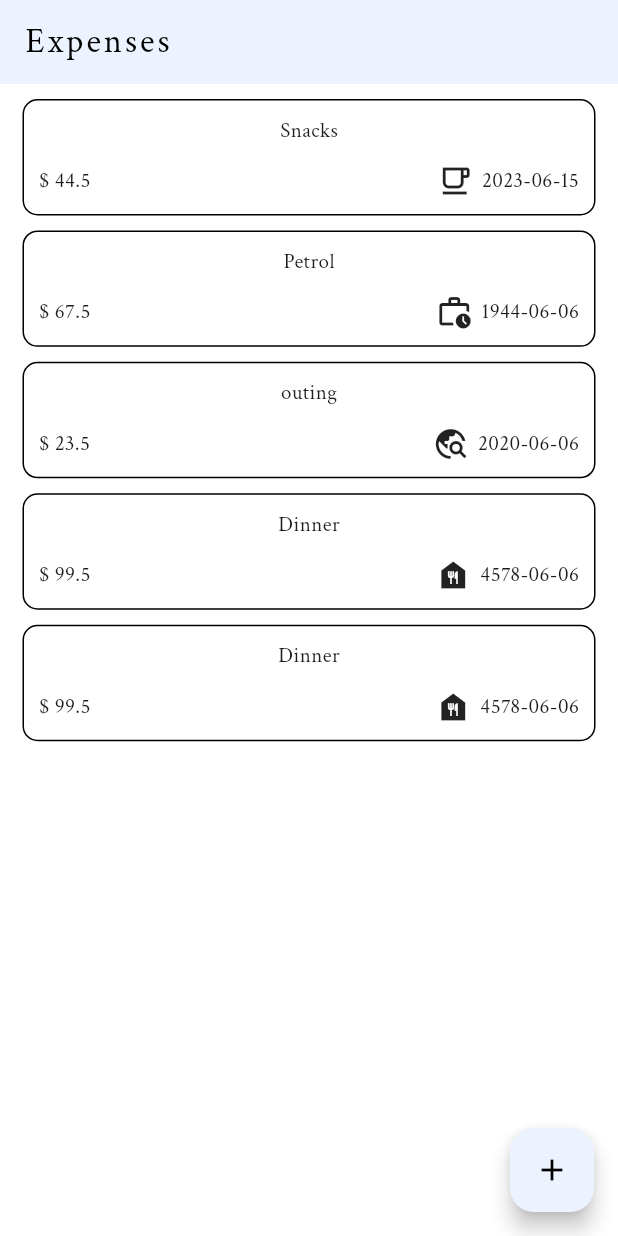
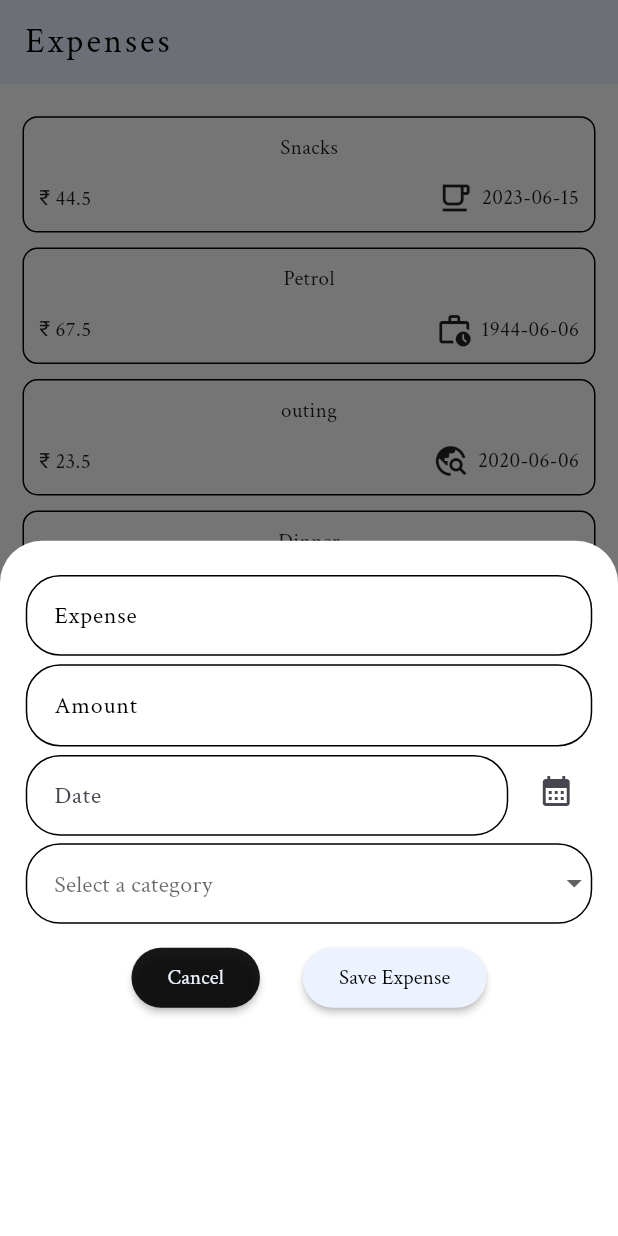
Before and after one commit to YojitSutradhar007/Expense_tracker, a Flutter app: the screen it shows after launch, after a tap on the "add" icon, on a phone screen of 412 x 824 dp. Run offline on Flutter 3.47's test engine with Material 2 defaults, Android fonts, the light colour scheme and no system bars; our stand-ins replace flutter_screenutil, go_router, lottie.

Commit message:
complete add expense feature

```diff
--- a/lib/app/app.dart
+++ b/lib/app/app.dart
@@ -15,7 +15,18 @@ class ExpenseTracker extends StatelessWidget {
       builder: (context, child) {
         return MaterialApp.router(
           theme: ThemeData(
-             useMaterial3: true,
+            useMaterial3: true,
+            /*colorScheme: ColorScheme(onPrimary:, brightness: null,
+                primary: null,
+                secondary: null,
+                onSecondary: null,
+                error: null,
+                onError: null,
+                background: null,
+                onBackground: null,
+                surface: null,
+                onSurface: null),*/
+            primaryColor: ColorManager.rgbWhiteColor,
             appBarTheme: const AppBarTheme(
               elevation: 0,
               color: Color.fromRGBO(236, 242, 254, 1),
--- a/lib/data/expense_data.dart
+++ b/lib/data/expense_data.dart
@@ -1,6 +1,4 @@
-import 'package:flutter/cupertino.dart';
 import 'package:flutter/material.dart';
-
 import '../models/add_expense.dart';
 
   Map<Categories,IconData> icons={
--- a/lib/models/add_expense.dart
+++ b/lib/models/add_expense.dart
@@ -1,8 +1,6 @@
 import 'package:uuid/uuid.dart';
 
 enum Categories { food, travel, leisure, work }
-
-
 
 const uuid = Uuid();
 
--- /dev/null
+++ b/lib/screens/add_expense/add_expense_screen.dart
@@ -0,0 +1,149 @@
+import 'package:expense_tracker_dev/data/expense_data.dart';
+import 'package:expense_tracker_dev/models/add_expense.dart';
+import 'package:expense_tracker_dev/resources/resources.dart';
+import 'package:flutter/material.dart';
+import 'package:flutter_screenutil/flutter_screenutil.dart';
+import '../../widgets/widgets.dart';
+import '../home/home_screen.dart';
+
+// ignore: must_be_immutable
+class AddNewExpense extends StatelessWidget {
+  AddNewExpense({super.key});
+
+  final TextEditingController _expenseCtrl = TextEditingController();
+  final TextEditingController _amountController = TextEditingController();
+  final TextEditingController _dateController = TextEditingController();
+  Categories _categories = Categories.food;
+  DateTime? picked;
+
+  @override
+  Widget build(BuildContext context) {
+    return Container(
+      padding: EdgeInsets.symmetric(horizontal: 15.w, vertical: 20.w),
+      child: Column(
+        children: [
+          PrimaryTextField(
+            textEditingController: _expenseCtrl,
+            labelText: "Expense",
+            hintText: "Add Expense",
+          ),
+          Padding(
+            padding: EdgeInsets.only(
+              top: 5.w,
+            ),
+            child: PrimaryTextField(
+              maxLength: 10,
+              prefixText: "₹\t",
+              textEditingController: _amountController,
+              labelText: "Amount",
+              hintText: "Add Amount",
+              keyboardType: TextInputType.number,
+            ),
+          ),
+          Row(
+            children: [
+              Expanded(
+                child: Padding(
+                  padding: EdgeInsets.only(
+                    top: 5.w,
+                  ),
+                  child: PrimaryTextField(
+                    readOnly: true,
+                    textEditingController: _dateController,
+                    hintText: "Date",
+                    keyboardType: TextInputType.number,
+                  ),
+                ),
+              ),
+              Padding(
+                padding: const EdgeInsets.only(left: 8.0),
+                child: IconButton(
+                    onPressed: () {
+                      showDate(context);
+                    },
+                    icon: const Icon(Icons.calendar_month_sharp)),
+              )
+            ],
+          ),
+          Padding(
+            padding: const EdgeInsets.only(top: 5),
+            child: DropdownButtonFormField(
+              decoration: InputDecoration(
+                hintText: "Select a category",
+                contentPadding: EdgeInsets.all(13.w),
+                focusedBorder: buildOutlineInputBorder(),
+                enabledBorder: buildOutlineInputBorder(),
+              ),
+              items: Categories.values
+                  .map(
+                    (category) => DropdownMenuItem(
+                      enabled: true,
+                      value: category,
+                      child: Text(
+                        category.name.toUpperCase(),
+                        style: const TextStyle(fontSize: 13),
+                      ),
+                    ),
+                  )
+                  .toList(),
+              onChanged: (value) {
+                if (value == null) {
+                  return;
+                }
+                _categories = value;
+              },
+            ),
+          ),
+          SizedBox(height: 10.h,),
+          Row(
+            mainAxisAlignment: MainAxisAlignment.center,
+            children: [
+              ElevatedButton(
+                style: ElevatedButton.styleFrom(
+                  backgroundColor: ColorManager.blackColor.withOpacity(0.9),
+                  elevation: 2
+                ),
+
+                onPressed: () {
+                  Navigator.pop(context);
+                },
+                child: const Text("Cancel",style: TextStyle(color: ColorManager.rgbWhiteColor),),
+              ),
+              SizedBox(width: 25.w,),
+              ElevatedButton(
+                onPressed: () {
+                  ExpenseData.expData.add(
+                    AddExpense(
+                        title: _expenseCtrl.text.trim(),
+                        amount: double.tryParse(_amountController.text.trim())!,
+                        date: picked!,
+                        category: _categories),
+                  );
+                  len.value = ExpenseData.expData.length;
+                  Navigator.pop(context);
+                },
+                style: ElevatedButton.styleFrom(
+                  backgroundColor: ColorManager.rgbWhiteColor,
+                    elevation: 2
+
+                ),
+                child: const Text(
+                  "Save Expense",
+                  style: TextStyle(color: Colors.black),
+                ),
+              ),
+            ],
+          )
+        ],
+      ),
+    );
+  }
+
+  Future<DateTime?> showDate(BuildContext context) async {
+    DateTime now = DateTime.now();
+    DateTime firstDate = DateTime(2000);
+    picked = await showDatePicker(context: context, initialDate: now, firstDate: firstDate, lastDate: now);
+    _dateController.text = picked.toString().split(" ")[0];
+    return picked;
+  }
+}
--- a/lib/screens/home/home_screen.dart
+++ b/lib/screens/home/home_screen.dart
@@ -2,14 +2,19 @@ import 'package:expense_tracker_dev/data/expense_data.dart';
 import 'package:expense_tracker_dev/resources/resources.dart';
 import 'package:flutter/material.dart';
 import 'package:flutter_screenutil/flutter_screenutil.dart';
-import '../../models/add_expense.dart';
+import '../add_expense/add_expense_screen.dart';
+final ValueNotifier<int> len = ValueNotifier(ExpenseData.expData.length);
 
 class HomeScreen extends StatelessWidget {
-  HomeScreen({Key? key}) : super(key: key);
- final  ValueNotifier<int> len = ValueNotifier(ExpenseData.expData.length);
+  const HomeScreen({Key? key}) : super(key: key);
+
   @override
   Widget build(BuildContext context) {
-    return Scaffold(
+    return GestureDetector(
+      onTap: (){
+        FocusManager.instance.primaryFocus?.unfocus();
+      },
+      child: Scaffold(
         appBar: AppBar(
           title: Text(
             "Expenses",
@@ -26,6 +31,7 @@ class HomeScreen extends StatelessWidget {
                     valueListenable: len,
                     builder: (context, value, child) {
                       return ListView.builder(
+                        padding: const EdgeInsets.only(top:10,bottom: 80).r,
                         physics: const BouncingScrollPhysics(),
                         itemCount: value,
                         itemBuilder: (context, index) {
@@ -44,7 +50,7 @@ class HomeScreen extends StatelessWidget {
                                 Row(
                                   mainAxisAlignment: MainAxisAlignment.spaceBetween,
                                   children: [
-                                  Text("\$ ${ExpenseData.expData[index].amount}"),
+                                    Text("₹\t${ExpenseData.expData[index].amount}"),
                                     Row(
                                       children: [
                                         Icon(
@@ -73,12 +79,20 @@ class HomeScreen extends StatelessWidget {
         floatingActionButton: FloatingActionButton(
           backgroundColor: ColorManager.rgbWhiteColor,
           onPressed: () {
-          ExpenseData.expData.add(
-            AddExpense(title: "Dinner", amount: 99.5, date: DateTime.utc(4578, 6, 6), category: Categories.food),
+            // ExpenseData.expData.add(
+            //   AddExpense(title: "Dinner", amount: 99.5, date: DateTime.utc(4578, 6, 6), category: Categories.food),
+            // );
+            // len.value = ExpenseData.expData.length;
+            showModalBottomSheet(
+              backgroundColor: ColorManager.whiteColor,
+              context: context,
+              builder: (ctx) {
+                return AddNewExpense();
+              },
             );
-          len.value=ExpenseData.expData.length;
           },
           child: const Icon(Icons.add, color: ColorManager.blackColor),
+        ),
       ),
     );
   }
--- /dev/null
+++ b/lib/widgets/text_filed.dart
@@ -0,0 +1,53 @@
+import 'package:flutter/material.dart';
+import 'package:flutter_screenutil/flutter_screenutil.dart';
+import '../resources/resources.dart';
+
+class PrimaryTextField extends StatelessWidget {
+  const PrimaryTextField({
+    super.key,
+    required this.textEditingController,
+      this.labelText,
+    required this.hintText,
+    this.maxLength,
+    this.prefixText,
+    this.keyboardType,
+    this.readOnly,
+  });
+
+  final TextEditingController textEditingController;
+  final int? maxLength;
+  final String hintText;
+  final String? labelText;
+  final String ?prefixText;
+  final TextInputType ?keyboardType;
+  final bool ?readOnly;
+
+  @override
+  Widget build(BuildContext context) {
+    return TextField(
+      maxLength: maxLength,
+      controller: textEditingController,
+      cursorColor: ColorManager.blackColor,
+      keyboardType: keyboardType,
+      readOnly: readOnly??false,
+      textInputAction: TextInputAction.next,
+      decoration: InputDecoration(
+        counter: Container(),
+        prefixText: prefixText,
+        hintText: hintText,
+        contentPadding: EdgeInsets.all(13.w),
+        labelText: labelText,
+        labelStyle: const TextStyle(color: ColorManager.blackColor),
+        enabledBorder: buildOutlineInputBorder(),
+        focusedBorder: buildOutlineInputBorder(),
+      ),
+    );
+  }
+}
+
+OutlineInputBorder buildOutlineInputBorder() {
+  return OutlineInputBorder(
+    borderRadius: BorderRadius.circular(20.r),
+    borderSide: const BorderSide(color: ColorManager.blackColor),
+  );
+}
--- /dev/null
+++ b/lib/widgets/widgets.dart
@@ -0,0 +1 @@
+export 'text_filed.dart';
```
Lines whose indentation alone changed are shown as unchanged.
